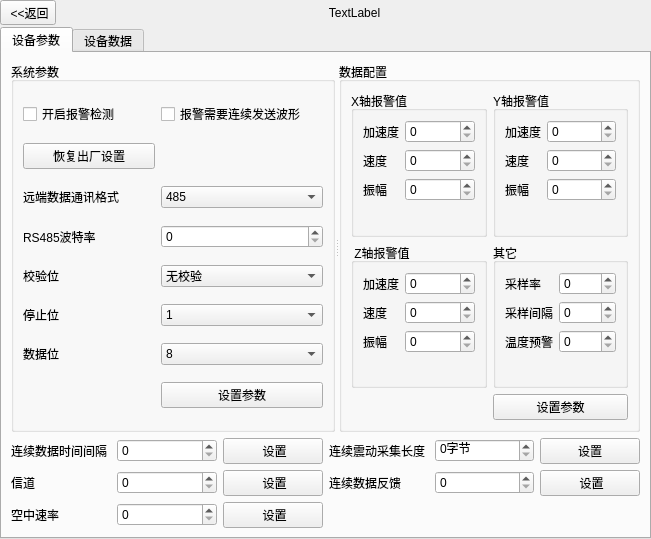
The window that src/devicewidget.ui (yesyan/GDCS01) describes before a commit, drawn with Qt 5.
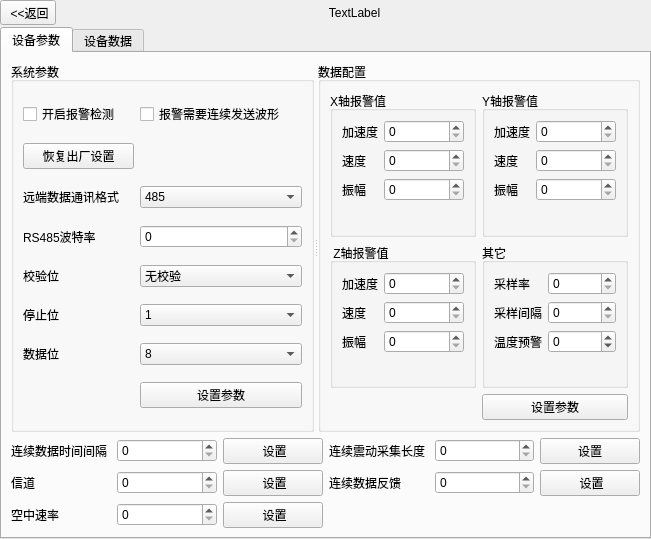
The same window after the commit. Custom widgets are drawn as their Qt base class.

Commit message: 余飞修改后提交（修改数据解析格式及增加部分控件限制范围）

Diff of the .ui file:
```diff
--- a/src/devicewidget.ui
+++ b/src/devicewidget.ui
@@ -275,7 +275,7 @@
               <item row="0" column="1">
                <widget class="QSpinBox" name="spinBox_14">
                 <property name="maximum">
-                 <number>999</number>
+                 <number>99999999</number>
                 </property>
                </widget>
               </item>
@@ -289,14 +289,14 @@
               <item row="1" column="1">
                <widget class="QSpinBox" name="spinBox_15">
                 <property name="maximum">
-                 <number>999</number>
+                 <number>99999999</number>
                 </property>
                </widget>
               </item>
               <item row="2" column="1">
                <widget class="QSpinBox" name="spinBox_16">
                 <property name="maximum">
-                 <number>999</number>
+                 <number>99999999</number>
                 </property>
                </widget>
               </item>
@@ -326,7 +326,7 @@
               <item row="0" column="1">
                <widget class="QSpinBox" name="spinBox_17">
                 <property name="maximum">
-                 <number>999</number>
+                 <number>99999999</number>
                 </property>
                </widget>
               </item>
@@ -340,14 +340,14 @@
               <item row="1" column="1">
                <widget class="QSpinBox" name="spinBox_18">
                 <property name="maximum">
-                 <number>999</number>
+                 <number>99999999</number>
                 </property>
                </widget>
               </item>
               <item row="2" column="1">
                <widget class="QSpinBox" name="spinBox_19">
                 <property name="maximum">
-                 <number>999</number>
+                 <number>99999999</number>
                 </property>
                </widget>
               </item>
@@ -384,7 +384,7 @@
               <item row="0" column="1">
                <widget class="QSpinBox" name="spinBox_3">
                 <property name="maximum">
-                 <number>999</number>
+                 <number>999999</number>
                 </property>
                </widget>
               </item>
@@ -398,14 +398,17 @@
               <item row="1" column="1">
                <widget class="QSpinBox" name="spinBox_21">
                 <property name="maximum">
-                 <number>999</number>
+                 <number>99999999</number>
                 </property>
                </widget>
               </item>
               <item row="2" column="1">
                <widget class="QSpinBox" name="spinBox_20">
+                <property name="minimum">
+                 <number>-9999</number>
+                </property>
                 <property name="maximum">
-                 <number>999</number>
+                 <number>99999999</number>
                 </property>
                </widget>
               </item>
@@ -435,7 +438,7 @@
               <item row="0" column="1">
                <widget class="QSpinBox" name="spinBox_11">
                 <property name="maximum">
-                 <number>999</number>
+                 <number>99999999</number>
                 </property>
                </widget>
               </item>
@@ -449,14 +452,14 @@
               <item row="1" column="1">
                <widget class="QSpinBox" name="spinBox_12">
                 <property name="maximum">
-                 <number>999</number>
+                 <number>99999999</number>
                 </property>
                </widget>
               </item>
               <item row="2" column="1">
                <widget class="QSpinBox" name="spinBox_13">
                 <property name="maximum">
-                 <number>999</number>
+                 <number>99999999</number>
                 </property>
                </widget>
               </item>
@@ -486,13 +489,13 @@
          <item>
           <widget class="QSpinBox" name="spinBox_23">
            <property name="suffix">
-            <string>字节</string>
+            <string/>
            </property>
            <property name="prefix">
             <string/>
            </property>
            <property name="maximum">
-            <number>999</number>
+            <number>99999999</number>
            </property>
           </widget>
          </item>
```
Left out of the diff: 8 changed lines with no effect on the pictures. The commit also changes 2 other files.
